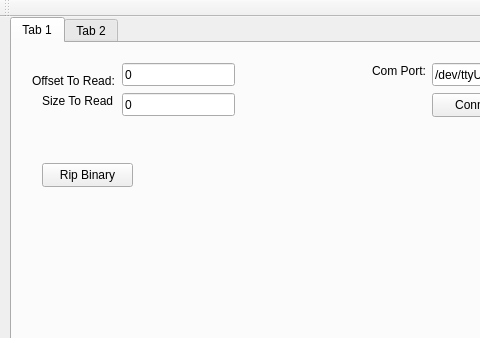
This is mainwindow.ui in malcom2073/autopromix as Qt 5 draws it before an edit; both pictures show x 0 to 480 and y 0 to 338 of the 761 by 424 pixel window. The edited form follows.
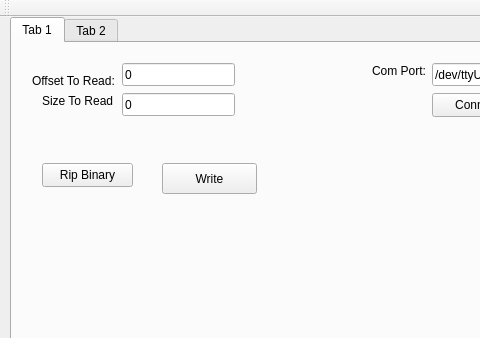
This is the edited form.

The edit to the form file:
```diff
--- a/mainwindow.ui
+++ b/mainwindow.ui
@@ -134,6 +134,19 @@
        <string>Size To Read:</string>
       </property>
      </widget>
+     <widget class="QPushButton" name="writeBinaryButton">
+      <property name="geometry">
+       <rect>
+        <x>150</x>
+        <y>120</y>
+        <width>95</width>
+        <height>31</height>
+       </rect>
+      </property>
+      <property name="text">
+       <string>Write</string>
+      </property>
+     </widget>
     </widget>
     <widget class="QWidget" name="tab_2">
      <attribute name="title">
```
Left out of the diff: 2 changed lines with no effect on the pictures.
